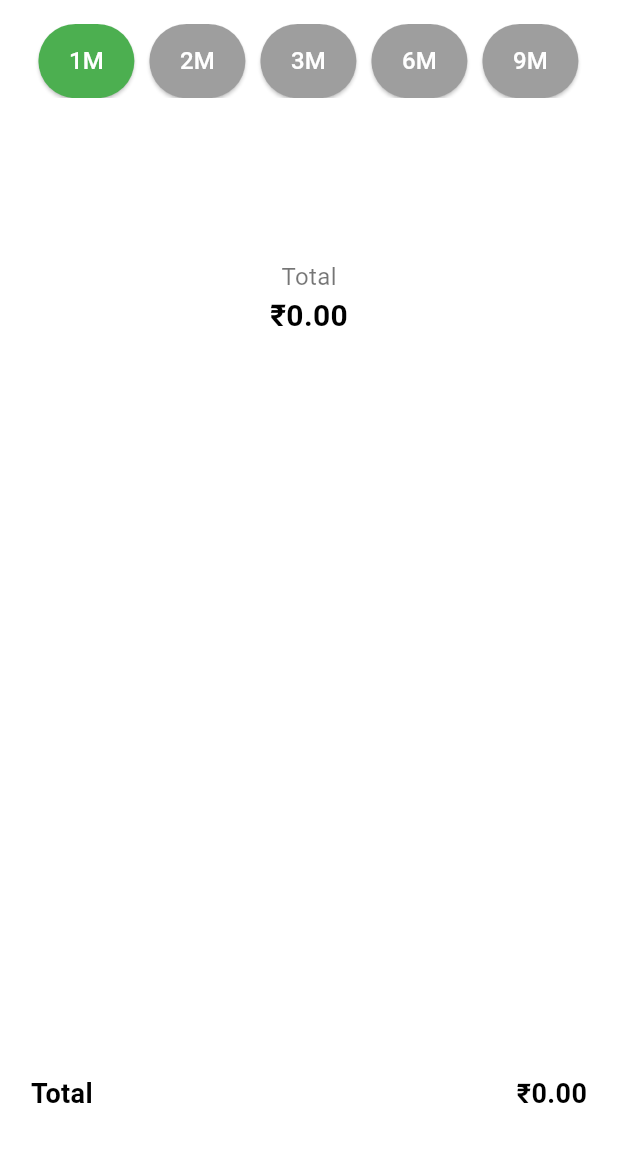
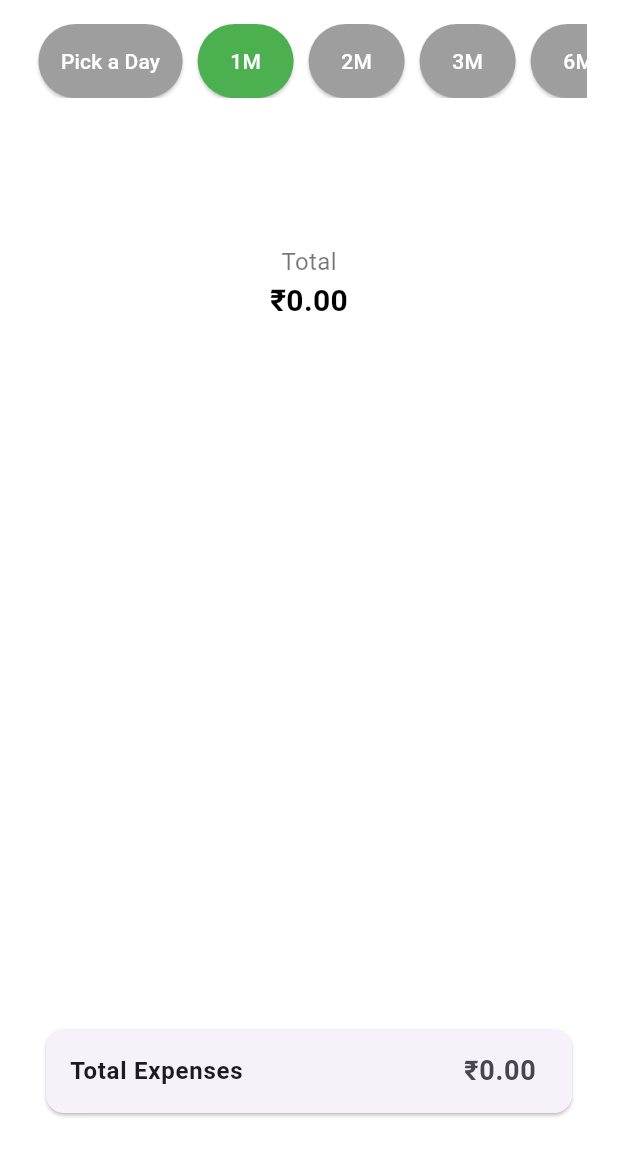
Before and after one commit to GaneshRawool18/BCS_Final_Year_Project, a Flutter app: the GraphPage screen opened directly, on a phone screen of 412 x 824 dp, the part 84-1236 px from its top. Run offline on Flutter 3.47's test engine with Material 3 defaults, Android fonts, the phone set to English and light mode, and no system bars; drawn by our look-alikes of fl_chart; our stand-ins replace cloud_firestore, curved_navigation_bar, firebase_auth, firebase_core, firebase_storage, flutter_svg and 7 more; accounts and stored records are empty.

Commit message:
added imp changes

```diff
--- a/advance_digital_notepad/lib/view/graph_page.dart
+++ b/advance_digital_notepad/lib/view/graph_page.dart
@@ -1,6 +1,4 @@
-import 'package:advance_digital_notepad/view/categorie_page.dart';
 import 'package:advance_digital_notepad/view/custom_drawer.dart';
-import 'package:advance_digital_notepad/view/expense_manager.dart';
 import 'package:fl_chart/fl_chart.dart';
 import 'package:flutter/material.dart';
 import 'package:cloud_firestore/cloud_firestore.dart';
@@ -17,6 +15,7 @@ class GraphPage extends StatefulWidget {
 class _GraphPageState extends State<GraphPage> {
   final GlobalKey<ScaffoldState> _scaffoldKey = GlobalKey<ScaffoldState>();
   Map<String, double> categoryExpenses = {};
+  Map<String, dynamic> categorizedExpenses = {};
   Map<String, Color> categoryColors = {
     "Food": Colors.red,
     "Fuel": Colors.blue,
@@ -27,7 +26,10 @@ class _GraphPageState extends State<GraphPage> {
 
   bool isLoading = true;
   double totalExpense = 0.0;
-  int selectedMonths = 1; // Default to 1 Month
+  int selectedMonths = 1;
+  DateTime? startDate;
+  DateTime? endDate;
+  DateTime? selectedDay;
 
   @override
   void initState() {
@@ -35,15 +37,24 @@ class _GraphPageState extends State<GraphPage> {
     fetchUserExpenses();
   }
 
-  /// **🔥 Fetch Expenses Based on Selected Timeframe**
   Future<void> fetchUserExpenses() async {
     String? userId = FirebaseAuth.instance.currentUser?.uid;
     if (userId == null) return;
 
     DateTime now = DateTime.now();
-    DateTime startDate = selectedMonths == 0
+    DateTime calculatedStartDate = selectedMonths == 0
         ? DateTime(2000)
         : now.subtract(Duration(days: selectedMonths * 30));
+
+    if (startDate != null && endDate != null) {
+      calculatedStartDate = startDate!;
+      now = endDate!;
+    }
+
+    if (selectedDay != null) {
+      calculatedStartDate = selectedDay!;
+      now = selectedDay!;
+    }
 
     try {
       QuerySnapshot snapshot = await FirebaseFirestore.instance
@@ -52,11 +63,14 @@ class _GraphPageState extends State<GraphPage> {
           .collection("expenses")
           .where("date",
               isGreaterThanOrEqualTo:
-                  DateFormat('yyyy-MM-dd').format(startDate))
+                  DateFormat('yyyy-MM-dd').format(calculatedStartDate))
+          .where("date",
+              isLessThanOrEqualTo: DateFormat('yyyy-MM-dd').format(now))
           .get();
 
       Map<String, double> expenses = {};
       double total = 0.0;
+      Map<String, dynamic> categoryMap = {};
 
       for (var doc in snapshot.docs) {
         var data = doc.data() as Map<String, dynamic>;
@@ -65,16 +79,64 @@ class _GraphPageState extends State<GraphPage> {
 
         expenses[category] = (expenses[category] ?? 0) + amount;
         total += amount;
+
+        if (categoryMap.containsKey(category)) {
+          categoryMap[category]['amount'] += amount;
+        } else {
+          categoryMap[category] = {
+            'amount': amount,
+            'color': categoryColors[category] ?? Colors.grey,
+          };
+        }
       }
 
       setState(() {
         categoryExpenses = expenses;
+        categorizedExpenses = categoryMap;
         totalExpense = total;
         isLoading = false;
       });
     } catch (e) {
       print("Error fetching expenses: $e");
       setState(() => isLoading = false);
+    }
+  }
+
+  Future<void> pickDateRange() async {
+    DateTimeRange? picked = await showDateRangePicker(
+      context: context,
+      firstDate: DateTime(2000),
+      lastDate: DateTime.now(),
+    );
+
+    if (picked != null) {
+      setState(() {
+        startDate = picked.start;
+        endDate = picked.end;
+        selectedMonths = -1;
+        selectedDay = null;
+        isLoading = true;
+      });
+      fetchUserExpenses();
+    }
+  }
+
+  Future<void> pickSingleDay() async {
+    DateTime? picked = await showDatePicker(
+      context: context,
+      firstDate: DateTime(2000),
+      lastDate: DateTime.now(),
+    );
+
+    if (picked != null) {
+      setState(() {
+        selectedDay = picked;
+        startDate = null;
+        endDate = null;
+        selectedMonths = -1;
+        isLoading = true;
+      });
+      fetchUserExpenses();
     }
   }
 
@@ -104,12 +166,12 @@ class _GraphPageState extends State<GraphPage> {
               child: Column(
                 crossAxisAlignment: CrossAxisAlignment.start,
                 children: [
-                  // **Time Filter Selection**
                   SizedBox(
                     height: screenHeight * 0.06,
                     child: ListView(
                       scrollDirection: Axis.horizontal,
                       children: [
+                        buildFilterButton("Pick a Day", -2),
                         buildFilterButton("1M", 1),
                         buildFilterButton("2M", 2),
                         buildFilterButton("3M", 3),
@@ -117,15 +179,14 @@ class _GraphPageState extends State<GraphPage> {
                         buildFilterButton("9M", 9),
                         buildFilterButton("12M", 12),
                         buildFilterButton("All", 0),
+                        buildFilterButton("Custom", -1),
                       ],
                     ),
                   ),
-                  const SizedBox(height: 10),
-
-                  // **Pie Chart**
                   SizedBox(
                     height: screenHeight * 0.3,
                     child: Stack(
+                      alignment: Alignment.center,
                       children: [
                         PieChart(
                           PieChartData(
@@ -146,8 +207,7 @@ class _GraphPageState extends State<GraphPage> {
                             }).toList(),
                           ),
                         ),
-                        Center(
-                          child: Column(
+                        Column(
                           mainAxisAlignment: MainAxisAlignment.center,
                           children: [
                             Text(
@@ -163,71 +223,49 @@ class _GraphPageState extends State<GraphPage> {
                               style: TextStyle(
                                 fontSize: 20,
                                 fontWeight: FontWeight.bold,
-                                  color:
-                                      isDarkMode ? Colors.white : Colors.black,
+                                color: isDarkMode ? Colors.white : Colors.black,
                               ),
                             ),
                           ],
                         ),
-                        ),
                       ],
                     ),
                   ),
-                  const SizedBox(height: 20),
-
-                  // **Category List**
                   Expanded(
-                    child: ListView.separated(
-                      itemCount: categoryExpenses.length,
-                      separatorBuilder: (_, __) => const Divider(),
+                    child: ListView.builder(
+                      itemCount: categorizedExpenses.length,
                       itemBuilder: (context, index) {
                         String category =
-                            categoryExpenses.keys.elementAt(index);
-                        double amount = categoryExpenses[category]!;
-                        return ListTile(
+                            categorizedExpenses.keys.elementAt(index);
+                        var data = categorizedExpenses[category];
+
+                        return Card(
+                          margin: const EdgeInsets.symmetric(vertical: 6),
+                          child: ListTile(
                             leading: CircleAvatar(
-                            backgroundColor:
-                                categoryColors[category] ?? Colors.grey,
+                              backgroundColor: data['color'],
                               child: Icon(Icons.category, color: Colors.white),
                             ),
-                          title: Text(category,
-                              style: TextStyle(
-                                  color: isDarkMode
-                                      ? Colors.white
-                                      : Colors.black)),
+                            title: Text(category),
                             trailing: Text(
-                            "₹${amount.toStringAsFixed(2)}",
-                            style: TextStyle(
-                                fontWeight: FontWeight.bold,
-                                color:
-                                    isDarkMode ? Colors.white : Colors.black),
+                              "₹${data['amount'].toStringAsFixed(2)}",
+                              style: TextStyle(fontWeight: FontWeight.bold),
+                            ),
                           ),
                         );
                       },
                     ),
                   ),
-
-                  // **Total Amount at Bottom**
-                  Padding(
-                    padding: const EdgeInsets.symmetric(vertical: 10),
-                    child: Row(
-                      mainAxisAlignment: MainAxisAlignment.spaceBetween,
-                      children: [
-                        Text(
-                          "Total",
-                          style: TextStyle(
-                              fontSize: 18,
-                              fontWeight: FontWeight.bold,
-                              color: isDarkMode ? Colors.white : Colors.black),
+                  Card(
+                    margin: const EdgeInsets.all(10),
+                    child: ListTile(
+                      title: const Text("Total Expenses",
+                          style: TextStyle(fontWeight: FontWeight.bold)),
+                      trailing: Text(
+                        "₹${totalExpense.toStringAsFixed(2)}",
+                        style: const TextStyle(
+                            fontSize: 18, fontWeight: FontWeight.bold),
                       ),
-                        Text(
-                          "₹${totalExpense.toStringAsFixed(2)}",
-                          style: TextStyle(
-                              fontSize: 18,
-                              fontWeight: FontWeight.bold,
-                              color: isDarkMode ? Colors.white : Colors.black),
-                        ),
-                      ],
                     ),
                   ),
                 ],
@@ -236,27 +274,41 @@ class _GraphPageState extends State<GraphPage> {
     );
   }
 
-  /// **Timeframe Selection Buttons**
   Widget buildFilterButton(String label, int months) {
-    bool isDarkMode = Theme.of(context).brightness == Brightness.dark;
+    bool isSelected = false;
+
+    if (months == -1) {
+      isSelected = (startDate != null && endDate != null); // Custom Date Range
+    } else if (months == -2) {
+      isSelected = (selectedDay != null); // Single Day
+    } else {
+      isSelected = (selectedMonths == months);
+    }
+
     return Padding(
       padding: const EdgeInsets.symmetric(horizontal: 5),
       child: ElevatedButton(
         onPressed: () {
           setState(() {
+            if (months == -1) {
+              pickDateRange();
+            } else if (months == -2) {
+              pickSingleDay();
+            } else {
               selectedMonths = months;
+              startDate = null;
+              endDate = null;
+              selectedDay = null;
               isLoading = true;
+              fetchUserExpenses();
+            }
           });
-          fetchUserExpenses();
         },
         style: ElevatedButton.styleFrom(
-          backgroundColor:
-              selectedMonths == months ? Colors.green : Colors.grey,
+          backgroundColor: isSelected ? Colors.green : Colors.grey,
           padding: const EdgeInsets.symmetric(horizontal: 15, vertical: 10),
         ),
-        child: Text(label,
-            style: TextStyle(
-                fontSize: 16, color: isDarkMode ? Colors.black : Colors.white)),
+        child: Text(label, style: const TextStyle(color: Colors.white)),
       ),
     );
   }
```
Lines whose indentation alone changed are shown as unchanged.
